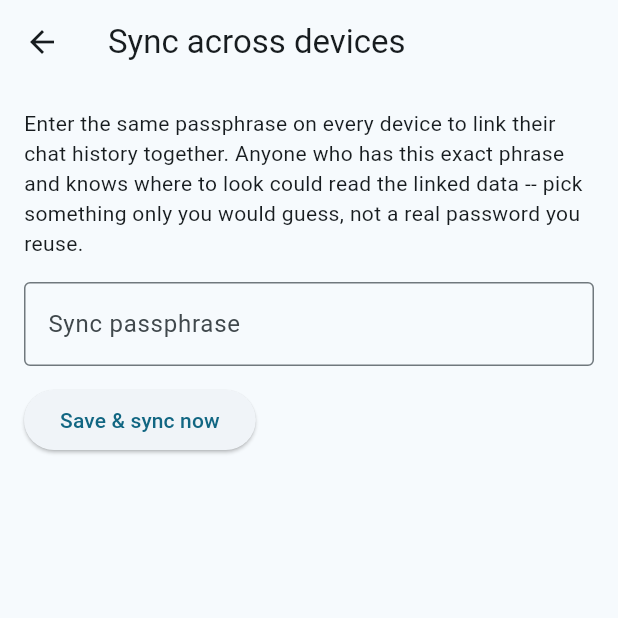
After one commit to highland868-bit/cognitive-architect-app, a Flutter app: the HomeScreen screen opened directly, after a tap on the "cloud sync" icon, on a phone screen of 412 x 824 dp, the top half of it. The commit adds this screen. Run offline on Flutter 3.47's test engine with Material 3 defaults, Android fonts, the phone set to English and light mode, and no system bars; our stand-ins replace flutter_tts, lottie; missing offline and left inert: dart:html.

Commit message:
Add cross-device sync via Firestore
- SyncService: pushes/pulls conversation_log through Firestore's REST
  API using plain HTTP (package:http, already a dependency) rather
  than firebase_core/cloud_firestore -- avoids both a new pub-package
  fetch and the JS/npm SDK, which doesn't apply to a Dart project.
  Anonymous auth (no login screen); the shared document path is
  derived from a user-chosen passphrase entered on each device via
  the new SyncSettingsScreen, not sent anywhere itself.
- ConversationLogService.mergeWithRemote: combines local + cloud
  entries by dedup on timestamp+role+text, never destructive.
- HomeScreen pulls and merges on startup, pushes after every turn --
  best-effort throughout (SyncService swallows its own errors), so a
  flaky connection or sync never being configured can't break the
  app's offline-first local behavior.
- Motivated by real data loss: iOS silently cleared a device's
  localStorage mid-session, wiping in-progress topic history with no
  way to recover it. This gives entries a second home off-device.

```diff
--- a/lib/screens/home_screen.dart
+++ b/lib/screens/home_screen.dart
@@ -1,8 +1,10 @@
+import 'dart:async';
 import 'package:flutter/material.dart';
 import '../models/agent_response.dart';
 import '../services/claude_service.dart';
 import '../services/conversation_log_service.dart';
 import '../services/crisis_backstop.dart';
+import '../services/sync_service.dart';
 import '../services/tts_service.dart';
 import '../services/trait_log_service.dart';
 import '../services/voice_pref_service.dart';
@@ -11,6 +13,7 @@ import '../widgets/avatar_view.dart';
 import '../widgets/breathing_pacer.dart';
 import 'api_key_screen.dart';
 import 'history_screen.dart';
+import 'sync_settings_screen.dart';
 import 'voice_settings_screen.dart';
 
 class HomeScreen extends StatefulWidget {
@@ -26,6 +29,7 @@ class _HomeScreenState extends State<HomeScreen> {
   final _tts = TtsService();
   final _traitLog = TraitLogService();
   final _conversationLog = ConversationLogService();
+  final _sync = SyncService();
 
   AgentResponse? _lastResponse;
   bool _loading = false;
@@ -35,6 +39,28 @@ class _HomeScreenState extends State<HomeScreen> {
   bool _voiceEnabled = VoicePrefService.get();
 
   String? get _displayText => _crisisMessage ?? _lastResponse?.responseText;
+
+  @override
+  void initState() {
+    super.initState();
+    _syncOnStartup();
+  }
+
+  /// Pulls whatever the cloud has, merges it with what's already local
+  /// (never destructive -- entries only ever combine, never overwrite),
+  /// and pushes the merged result back so both devices converge. No-op
+  /// if sync hasn't been set up. Best-effort: SyncService swallows its
+  /// own errors, so this never blocks the app from working offline.
+  Future<void> _syncOnStartup() async {
+    final remote = await _sync.pull();
+    if (remote == null) return;
+    final merged = await _conversationLog.mergeWithRemote(remote);
+    await _sync.push(merged);
+  }
+
+  Future<void> _syncPush() async {
+    await _sync.push(await _conversationLog.readAll());
+  }
 
   /// Switching topics shows that topic's own last exchange if it has one,
   /// rather than always resetting to idle -- otherwise every topic looked
@@ -90,6 +116,7 @@ class _HomeScreenState extends State<HomeScreen> {
         text: CrisisBackstop.resourceMessage,
         agent: 'SENTINEL',
       ));
+      unawaited(_syncPush());
       _controller.clear();
       return;
     }
@@ -119,6 +146,7 @@ class _HomeScreenState extends State<HomeScreen> {
           text: CrisisBackstop.resourceMessage,
           agent: 'SENTINEL',
         ));
+        unawaited(_syncPush());
       } else {
         setState(() {
           _lastResponse = result;
@@ -145,6 +173,7 @@ class _HomeScreenState extends State<HomeScreen> {
           technique: result.technique,
           logEntry: result.logEntry,
         ));
+        unawaited(_syncPush());
       }
       // Only clear the input once the message actually made it out --
       // on failure below, leave it in the box so the user can just hit
@@ -212,6 +241,15 @@ class _HomeScreenState extends State<HomeScreen> {
             onPressed: () {
               Navigator.of(context).push(MaterialPageRoute(
                 builder: (_) => const HistoryScreen(),
+              ));
+            },
+          ),
+          IconButton(
+            icon: Icon(SyncService.isConfigured ? Icons.cloud_done_outlined : Icons.cloud_sync_outlined),
+            tooltip: 'Sync across devices',
+            onPressed: () {
+              Navigator.of(context).push(MaterialPageRoute(
+                builder: (_) => const SyncSettingsScreen(),
               ));
             },
           ),
--- /dev/null
+++ b/lib/screens/sync_settings_screen.dart
@@ -0,0 +1,80 @@
+import 'package:flutter/material.dart';
+import '../services/conversation_log_service.dart';
+import '../services/sync_service.dart';
+
+/// Enter the same passphrase on every device to link them -- it's never
+/// sent anywhere itself, only used locally to derive the (obscured, not
+/// truly secret) Firestore document path this device reads and writes.
+class SyncSettingsScreen extends StatefulWidget {
+  const SyncSettingsScreen({super.key});
+
+  @override
+  State<SyncSettingsScreen> createState() => _SyncSettingsScreenState();
+}
+
+class _SyncSettingsScreenState extends State<SyncSettingsScreen> {
+  final _controller = TextEditingController(text: SyncService.passphrase ?? '');
+  final _sync = SyncService();
+  final _log = ConversationLogService();
+  bool _busy = false;
+  String? _status;
+
+  Future<void> _save() async {
+    final value = _controller.text.trim();
+    if (value.isEmpty) return;
+    setState(() {
+      _busy = true;
+      _status = null;
+    });
+    SyncService.setPassphrase(value);
+    try {
+      final remote = await _sync.pull();
+      final merged = remote == null ? await _log.readAll() : await _log.mergeWithRemote(remote);
+      await _sync.push(merged);
+      setState(() => _status = 'Linked. ${merged.length} messages synced.');
+    } catch (e) {
+      setState(() => _status = 'Saved locally, but sync failed: $e');
+    } finally {
+      setState(() => _busy = false);
+    }
+  }
+
+  @override
+  Widget build(BuildContext context) {
+    return Scaffold(
+      appBar: AppBar(title: const Text('Sync across devices')),
+      body: Padding(
+        padding: const EdgeInsets.all(16),
+        child: Column(
+          crossAxisAlignment: CrossAxisAlignment.start,
+          children: [
+            const Text(
+              'Enter the same passphrase on every device to link their chat '
+              'history together. Anyone who has this exact phrase and knows '
+              'where to look could read the linked data -- pick something '
+              'only you would guess, not a real password you reuse.',
+            ),
+            const SizedBox(height: 16),
+            TextField(
+              controller: _controller,
+              decoration: const InputDecoration(
+                labelText: 'Sync passphrase',
+                border: OutlineInputBorder(),
+              ),
+              obscureText: true,
+            ),
+            const SizedBox(height: 12),
+            ElevatedButton(
+              onPressed: _busy ? null : _save,
+              child: _busy ? const CircularProgressIndicator() : const Text('Save & sync now'),
+            ),
+            if (_status != null) ...[
+              const SizedBox(height: 12),
+              Text(_status!),
+            ],
+          ],
+        ),
+      ),
+    );
+  }
+}
--- /dev/null
+++ b/lib/services/sync_service.dart
@@ -0,0 +1,146 @@
+// ignore_for_file: deprecated_member_use, avoid_web_libraries_in_flutter
+// dart:html is used deliberately: this project targets web only (see
+// api_key_service.dart for the same reasoning).
+import 'dart:convert';
+import 'dart:html' as html;
+import 'package:http/http.dart' as http;
+import 'conversation_log_service.dart';
+
+/// Syncs conversation_log across devices via Firestore's REST API, using
+/// plain HTTP (package:http, already a dependency) rather than the
+/// firebase_core/cloud_firestore packages -- avoids both a new pub-package
+/// fetch (see the pub-cache visibility bug noted elsewhere in this
+/// project's history) and the npm/JS SDK, which doesn't apply here since
+/// this isn't a JS project.
+///
+/// Auth is anonymous (no email/password screen) -- the Firestore rule
+/// this project uses is `allow read, write: if request.auth != null`,
+/// so any authenticated caller can read/write any doc in the collection.
+/// The only real protection is that the document path is derived from a
+/// passphrase only the user knows -- obscurity, not real access control.
+/// Fine for a personal project, not for anything sensitive at scale.
+class SyncService {
+  // Firebase web config is meant to be public (unlike the Anthropic key --
+  // see api_key_service.dart) -- security lives in Firestore rules, not
+  // in hiding this.
+  static const _apiKey = 'AIzaSyDNq1Ppa59kEQ_IDD2B74lCbtoHQINnI1w';
+  static const _projectId = 'self-counselling-cdf75';
+
+  static const _passphraseKey = 'sync_passphrase';
+  static const _idTokenKey = 'sync_id_token';
+  static const _refreshTokenKey = 'sync_refresh_token';
+
+  static String? get passphrase => html.window.localStorage[_passphraseKey];
+
+  static void setPassphrase(String value) {
+    html.window.localStorage[_passphraseKey] = value.trim();
+  }
+
+  static void clearPassphrase() => html.window.localStorage.remove(_passphraseKey);
+
+  static bool get isConfigured => (passphrase ?? '').isNotEmpty;
+
+  /// Non-cryptographic (djb2) but non-trivially-reversible, and safe under
+  /// dart2js's JS-number arithmetic (kept well under 2^53 at every step,
+  /// unlike a 64-bit hash, which silently loses precision when compiled
+  /// to JS). Good enough to obscure a Firestore doc path for this use
+  /// case -- not a substitute for real auth.
+  String _hash(String input) {
+    var hash = 5381;
+    for (final unit in input.codeUnits) {
+      hash = ((hash * 33) + unit) & 0x7FFFFFFF;
+    }
+    return hash.toRadixString(36);
+  }
+
+  String get _docId => _hash(passphrase ?? '');
+
+  Uri get _docUri => Uri.parse(
+        'https://firestore.googleapis.com/v1/projects/$_projectId/databases/(default)/documents/sync_conversation_log/$_docId',
+      );
+
+  Future<String> _signUpAnonymously() async {
+    final resp = await http.post(
+      Uri.parse('https://identitytoolkit.googleapis.com/v1/accounts:signUp?key=$_apiKey'),
+      body: jsonEncode({'returnSecureToken': true}),
+    );
+    if (resp.statusCode != 200) {
+      throw Exception('Sync sign-in failed: ${resp.body}');
+    }
+    final data = jsonDecode(resp.body) as Map<String, dynamic>;
+    html.window.localStorage[_idTokenKey] = data['idToken'] as String;
+    html.window.localStorage[_refreshTokenKey] = data['refreshToken'] as String;
+    return data['idToken'] as String;
+  }
+
+  Future<String> _ensureAuth() async {
+    final existing = html.window.localStorage[_idTokenKey];
+    if (existing != null) return existing;
+    return _signUpAnonymously();
+  }
+
+  Future<String> _refreshAuth() async {
+    final refreshToken = html.window.localStorage[_refreshTokenKey];
+    if (refreshToken == null) return _signUpAnonymously();
+    final resp = await http.post(
+      Uri.parse('https://securetoken.googleapis.com/v1/token?key=$_apiKey'),
+      headers: {'content-type': 'application/x-www-form-urlencoded'},
+      body: 'grant_type=refresh_token&refresh_token=$refreshToken',
+    );
+    if (resp.statusCode != 200) {
+      html.window.localStorage.remove(_idTokenKey);
+      html.window.localStorage.remove(_refreshTokenKey);
+      return _signUpAnonymously();
+    }
+    final data = jsonDecode(resp.body) as Map<String, dynamic>;
+    html.window.localStorage[_idTokenKey] = data['id_token'] as String;
+    html.window.localStorage[_refreshTokenKey] = data['refresh_token'] as String;
+    return data['id_token'] as String;
+  }
+
+  /// Pushes the full local conversation log to Firestore as one document,
+  /// overwriting whatever was there. Best-effort -- errors are swallowed
+  /// so a flaky connection never blocks the app, which keeps working
+  /// offline-first on local storage regardless.
+  Future<void> push(List<ConversationEntry> entries) async {
+    if (!isConfigured) return;
+    try {
+      final body = jsonEncode({
+        'fields': {
+          'data': {'stringValue': jsonEncode(entries.map((e) => e.toJson()).toList())},
+          'updatedAt': {'timestampValue': DateTime.now().toUtc().toIso8601String()},
+        },
+      });
+      final token = await _ensureAuth();
+      var resp = await http.patch(_docUri, headers: {'authorization': 'Bearer $token'}, body: body);
+      if (resp.statusCode == 401) {
+        final fresh = await _refreshAuth();
+        resp = await http.patch(_docUri, headers: {'authorization': 'Bearer $fresh'}, body: body);
+      }
+    } catch (_) {
+      // best-effort; local storage already has this data regardless
+    }
+  }
+
+  /// Fetches the cloud copy, or null if nothing's been synced yet, sync
+  /// isn't configured, or the request fails for any reason.
+  Future<List<ConversationEntry>?> pull() async {
+    if (!isConfigured) return null;
+    try {
+      final token = await _ensureAuth();
+      var resp = await http.get(_docUri, headers: {'authorization': 'Bearer $token'});
+      if (resp.statusCode == 401) {
+        final fresh = await _refreshAuth();
+        resp = await http.get(_docUri, headers: {'authorization': 'Bearer $fresh'});
+      }
+      if (resp.statusCode != 200) return null;
+      final data = jsonDecode(resp.body) as Map<String, dynamic>;
+      final raw = data['fields']?['data']?['stringValue'] as String?;
+      if (raw == null) return null;
+      final list = jsonDecode(raw) as List<dynamic>;
+      return list.map((e) => ConversationEntry.fromJson(e as Map<String, dynamic>)).toList();
+    } catch (_) {
+      return null;
+    }
+  }
+}
```
Also changed, not shown: lib/services/conversation_log_service.dart (+20 -0 lines), docs/assets/fonts/MaterialIcons-Regular.otf, 2 other files.
